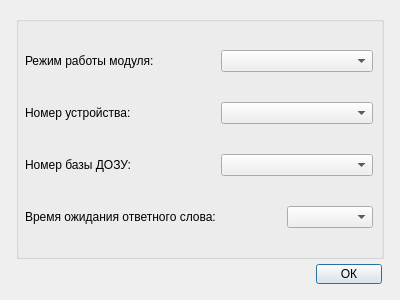
Before: the Qt Designer form ui/DriverSettingsDialog.ui in AnatolyHryntsevich/TA1-USB-01-I, drawn with Qt 5.
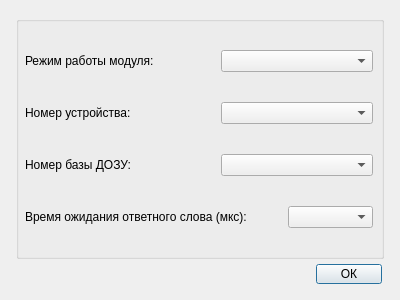
After: the same form once the commit is applied.

```diff
--- a/ui/DriverSettingsDialog.ui
+++ b/ui/DriverSettingsDialog.ui
@@ -243,7 +243,7 @@
              </font>
             </property>
             <property name="text">
-             <string>Время ожидания ответного слова:</string>
+             <string>Время ожидания ответного слова (мкс):</string>
             </property>
            </widget>
           </item>
```
Left out of the diff: 2 changed lines with no effect on the pictures.
